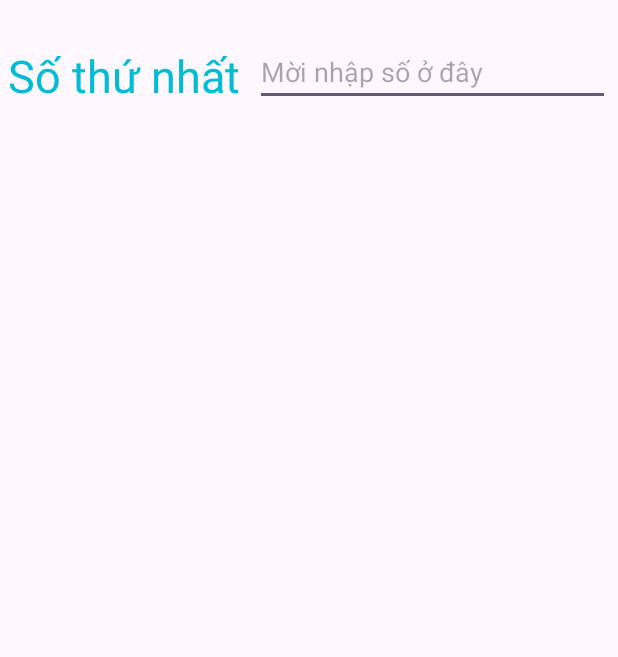
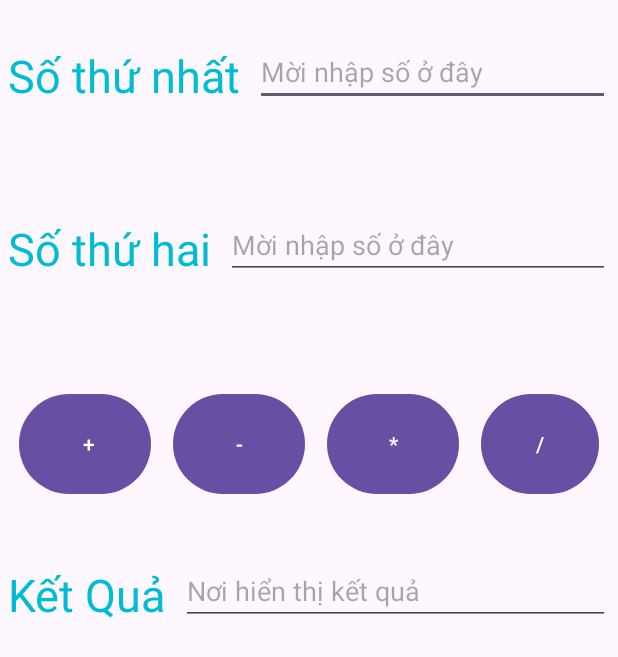
Before and after one commit to thebao13/64130132_AndroidProgramming, an Android app: the screen it shows after launch (MainActivity), on a phone screen of 412 x 824 dp. Shown: the top 657 px of the screen. Run offline under Robolectric (Android 15) with nearby library versions, the phone set to English and light mode, and no system bars.

Commit message:
chỉnh sửa layout

```diff
--- a/AddSubMulDiv/app/src/main/res/layout/activity_main.xml
+++ b/AddSubMulDiv/app/src/main/res/layout/activity_main.xml
@@ -5,6 +5,7 @@
     android:id="@+id/main"
     android:layout_width="match_parent"
     android:layout_height="match_parent"
+    android:orientation="vertical"
     tools:context=".MainActivity">
 
     <LinearLayout
@@ -28,12 +29,6 @@
             android:layout_marginTop="2dp"
             android:hint="Mời nhập số ở đây" />
     </LinearLayout>
-    <LinearLayout
-        android:layout_width="match_parent"
-        android:layout_height="20dp"
-        android:background="@color/black">
-    </LinearLayout>
-
     <LinearLayout
         android:layout_width="match_parent"
         android:layout_height="100dp"
@@ -63,22 +58,56 @@
         android:orientation="horizontal"
         android:layout_marginTop="15dp">
 
+
       <Button
           android:layout_width="wrap_content"
           android:layout_height="match_parent"
+          android:paddingLeft="30dp"
+          android:layout_margin="7dp"
+          android:onClick="XuLyCong"
           android:text="+"/>
+
         <Button
             android:layout_width="wrap_content"
             android:layout_height="match_parent"
+            android:layout_margin="7dp"
+            android:onClick="XuLyTru"
             android:text="-"/>
+
         <Button
             android:layout_width="wrap_content"
             android:layout_height="match_parent"
+            android:layout_margin="7dp"
+            android:onClick="XuLyNhan"
             android:text="*"/>
         <Button
             android:layout_width="wrap_content"
             android:layout_height="match_parent"
+            android:layout_margin="7dp"
+            android:onClick="XuLyChia"
             android:text="/"/>
     </LinearLayout>
 
+    <LinearLayout
+        android:layout_width="match_parent"
+        android:layout_height="100dp"
+        android:padding="5dp"
+        android:orientation="horizontal"
+        android:layout_marginTop="15dp">
+        <TextView
+            android:layout_marginTop="9dp"
+            android:layout_width="wrap_content"
+            android:layout_height="match_parent"
+            android:text="Kết Quả"
+            android:textSize="30dp"
+            android:textColor="#00BCD4"/>
+
+        <EditText
+            android:layout_width="match_parent"
+            android:layout_height="wrap_content"
+            android:layout_marginLeft="10dp"
+            android:layout_marginTop="2dp"
+            android:hint="Nơi hiển thị kết quả" />
+    </LinearLayout>
+
 </LinearLayout>
```
